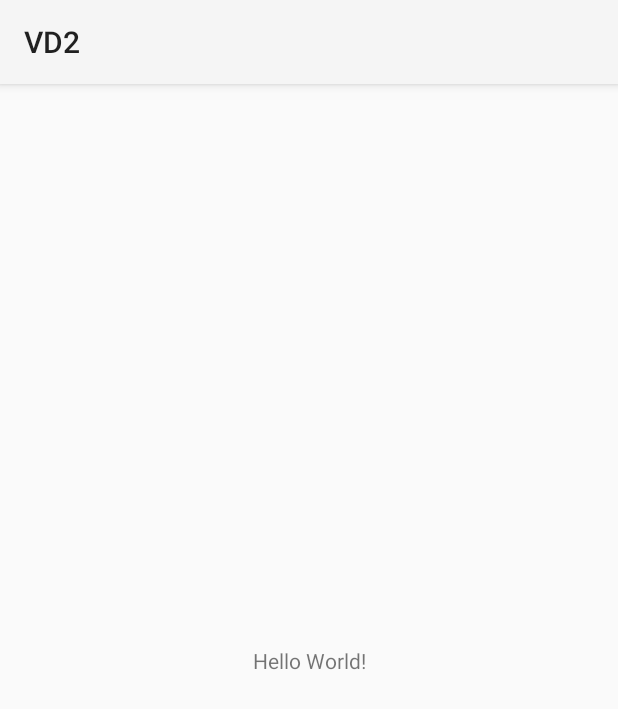
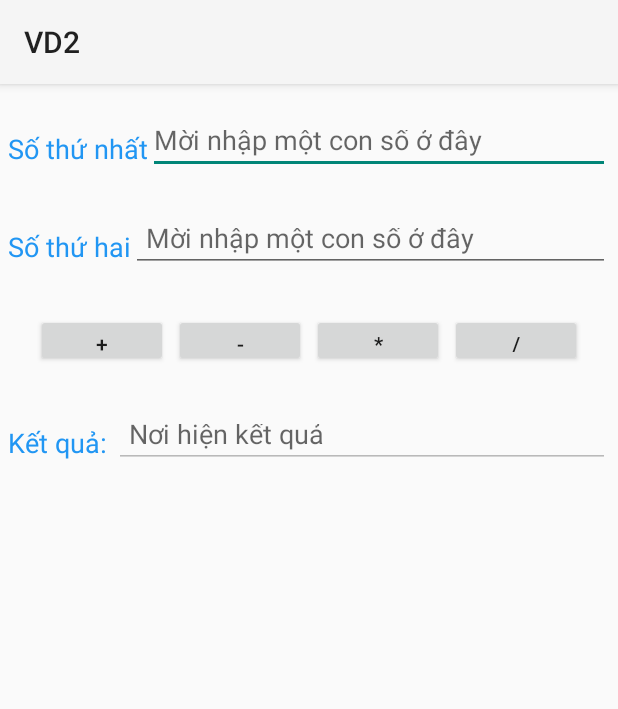
Before and after one commit to ptns-12/63139001-AndroidProgramming, an Android app: the screen it shows after launch (MainActivity), on a phone screen of 412 x 824 dp. Shown: the top 709 px of the screen. Run offline under Robolectric (Android 15) with nearby library versions, the phone set to English and light mode, and no system bars.

Commit message:
thiết kế layout

```diff
--- a/VD2/app/src/main/res/layout/activity_main.xml
+++ b/VD2/app/src/main/res/layout/activity_main.xml
@@ -1,19 +1,106 @@
 <?xml version="1.0" encoding="utf-8"?>
-<androidx.constraintlayout.widget.ConstraintLayout xmlns:android="http://schemas.android.com/apk/res/android"
+<LinearLayout xmlns:android="http://schemas.android.com/apk/res/android"
     xmlns:app="http://schemas.android.com/apk/res-auto"
     xmlns:tools="http://schemas.android.com/tools"
     android:id="@+id/main"
     android:layout_width="match_parent"
     android:layout_height="match_parent"
+    android:orientation="vertical"
     tools:context=".MainActivity">
 
-    <TextView
-        android:layout_width="wrap_content"
-        android:layout_height="wrap_content"
-        android:text="Hello World!"
-        app:layout_constraintBottom_toBottomOf="parent"
-        app:layout_constraintEnd_toEndOf="parent"
-        app:layout_constraintStart_toStartOf="parent"
-        app:layout_constraintTop_toTopOf="parent" />
+    <LinearLayout
+        android:layout_width="match_parent"
+        android:padding="5dp"
+        android:orientation="horizontal"
+        android:layout_marginTop="15dp"
+        android:layout_height="50dp">
+        <TextView
+            android:layout_width="wrap_content"
+            android:layout_height="wrap_content"
+            android:text="Số thứ nhất"
+            android:textSize="18dp"
+            android:textColor="#2196F3"/>
+        <EditText
+            android:id="@+id/edtSo1"
+            android:layout_width="match_parent"
+            android:layout_height="wrap_content"
+            android:hint="Mời nhập một con số ở đây"
+            />
+    </LinearLayout>
 
-</androidx.constraintlayout.widget.ConstraintLayout>
+    <LinearLayout
+        android:layout_width="match_parent"
+        android:padding="5dp"
+        android:orientation="horizontal"
+        android:layout_marginTop="15dp"
+        android:layout_height="50dp">
+        <TextView
+            android:layout_width="wrap_content"
+            android:layout_height="wrap_content"
+            android:text="Số thứ hai"
+            android:textSize="18dp"
+            android:textColor="#2196F3"/>
+        <EditText
+            android:id="@+id/edtSo2"
+            android:paddingLeft="10dp"
+            android:layout_width="match_parent"
+            android:layout_height="wrap_content"
+            android:hint="Mời nhập một con số ở đây"
+            />
+    </LinearLayout>
+
+    <LinearLayout
+        android:layout_width="match_parent"
+        android:padding="5dp"
+        android:orientation="horizontal"
+        android:layout_marginTop="15dp"
+        android:gravity="center_horizontal"
+        android:layout_height="50dp">
+        <Button
+            android:id="@+id/btnCong"
+            android:layout_margin="2dp"
+            android:layout_width="wrap_content"
+            android:layout_height="wrap_content"
+            android:text="+"/>
+        <Button
+            android:id="@+id/btnTru"
+            android:layout_margin="2dp"
+            android:layout_width="wrap_content"
+            android:layout_height="wrap_content"
+            android:text="-"/>
+        <Button
+            android:id="@+id/btnNhan"
+            android:layout_margin="2dp"
+            android:layout_width="wrap_content"
+            android:layout_height="wrap_content"
+            android:text="*"/>
+        <Button
+            android:id="@+id/btnChia"
+            android:layout_margin="2dp"
+            android:layout_width="wrap_content"
+            android:layout_height="wrap_content"
+            android:text="/"/>
+    </LinearLayout>
+
+    <LinearLayout
+        android:layout_width="match_parent"
+        android:padding="5dp"
+        android:orientation="horizontal"
+        android:layout_marginTop="15dp"
+        android:layout_height="50dp">
+        <TextView
+            android:layout_width="wrap_content"
+            android:layout_height="wrap_content"
+            android:text="Kết quả: "
+            android:textSize="18dp"
+            android:textColor="#2196F3"/>
+        <EditText
+            android:id="@+id/edtKetQua"
+            android:paddingLeft="10dp"
+            android:layout_width="match_parent"
+            android:layout_height="wrap_content"
+            android:hint="Nơi hiện kết quả"
+            android:enabled="false"
+            />
+    </LinearLayout>
+</LinearLayout>
```
